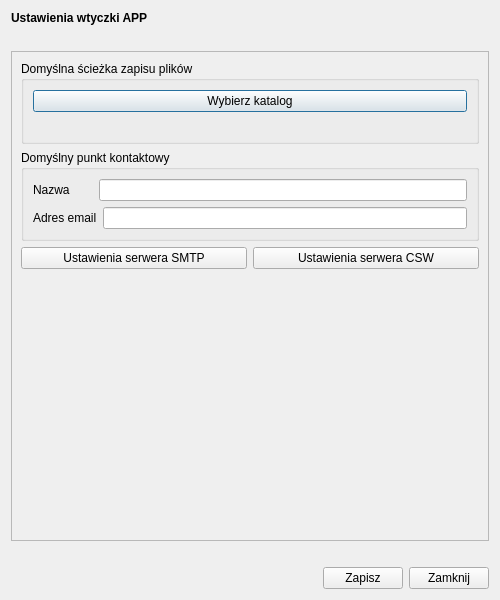
This is modules/settings/views/ui/ustawienia_dialog_base.ui in envirosolutionspl/wtyczka_qgis_app as Qt 5 draws it before an edit. The edited form follows.
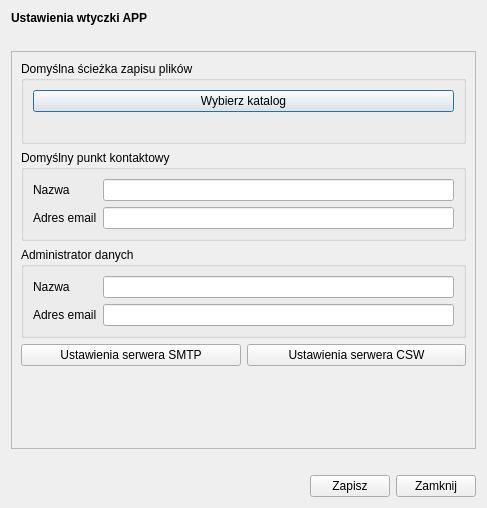
This is the edited form. Custom widgets are drawn as their Qt base class.

The edit to the form file:
```diff
--- a/modules/settings/views/ui/ustawienia_dialog_base.ui
+++ b/modules/settings/views/ui/ustawienia_dialog_base.ui
@@ -9,8 +9,8 @@
    <rect>
     <x>0</x>
     <y>0</y>
-    <width>500</width>
-    <height>600</height>
+    <width>487</width>
+    <height>508</height>
    </rect>
   </property>
   <property name="windowTitle">
@@ -54,13 +54,13 @@
            <rect>
             <x>0</x>
             <y>0</y>
-            <width>476</width>
-            <height>474</height>
+            <width>463</width>
+            <height>382</height>
            </rect>
           </property>
           <layout class="QVBoxLayout" name="verticalLayout_2">
            <item>
-            <widget class="QGroupBox" name="verticalGroupBox">
+            <widget class="QgsCollapsibleGroupBox" name="verticalGroupBox">
              <property name="title">
               <string>Domyślna ścieżka zapisu plików</string>
              </property>
@@ -89,24 +89,36 @@
             </widget>
            </item>
            <item>
-            <layout class="QHBoxLayout" name="horizontalLayout_5">
-             <item>
-              <widget class="QGroupBox" name="verticalGroupBox">
+            <widget class="QgsCollapsibleGroupBox" name="verticalGroupBox">
                <property name="title">
                 <string>Domyślny punkt kontaktowy</string>
                </property>
                <layout class="QVBoxLayout" name="verticalLayout_3">
                 <item>
-                 <layout class="QHBoxLayout" name="horizontalLayout_7">
-                  <item>
-                   <widget class="QLabel" name="name_lbl">
+               <layout class="QGridLayout" name="gridLayout_2">
+                <item row="1" column="1">
+                 <widget class="QgsFilterLineEdit" name="contactMail_lineEdit">
+                  <property name="qgisRelation" stdset="0">
+                   <string notr="true"/>
+                  </property>
+                 </widget>
+                </item>
+                <item row="1" column="0">
+                 <widget class="QLabel" name="contactMail_lbl">
                     <property name="text">
+                   <string>Adres email</string>
+                  </property>
+                 </widget>
+                </item>
+                <item row="0" column="0">
+                 <widget class="QLabel" name="contactName_lbl">
+                  <property name="text">
                      <string>Nazwa       </string>
                     </property>
                    </widget>
                   </item>
-                  <item>
-                   <widget class="QgsFilterLineEdit" name="name_lineEdit">
+                <item row="0" column="1">
+                 <widget class="QgsFilterLineEdit" name="contactName_lineEdit">
                     <property name="qgisRelation" stdset="0">
                      <string notr="true"/>
                     </property>
@@ -114,17 +126,40 @@
                   </item>
                  </layout>
                 </item>
+             </layout>
+            </widget>
+           </item>
                 <item>
-                 <layout class="QHBoxLayout" name="horizontalLayout_6">
+            <widget class="QgsCollapsibleGroupBox" name="verticalGroupBox">
+             <property name="title">
+              <string>Administrator danych</string>
+             </property>
+             <layout class="QVBoxLayout" name="verticalLayout_3">
                   <item>
-                   <widget class="QLabel" name="mail_lbl">
+               <layout class="QGridLayout" name="gridLayout_2">
+                <item row="1" column="1">
+                 <widget class="QgsFilterLineEdit" name="adminMail_lineEdit">
+                  <property name="qgisRelation" stdset="0">
+                   <string notr="true"/>
+                  </property>
+                 </widget>
+                </item>
+                <item row="1" column="0">
+                 <widget class="QLabel" name="adminMail_lbl">
                     <property name="text">
                      <string>Adres email</string>
                     </property>
                    </widget>
                   </item>
-                  <item>
-                   <widget class="QgsFilterLineEdit" name="mail_lineEdit">
+                <item row="0" column="0">
+                 <widget class="QLabel" name="adminName_lbl">
+                  <property name="text">
+                   <string>Nazwa       </string>
+                  </property>
+                 </widget>
+                </item>
+                <item row="0" column="1">
+                 <widget class="QgsFilterLineEdit" name="adminName_lineEdit">
                     <property name="qgisRelation" stdset="0">
                      <string notr="true"/>
                     </property>
@@ -134,8 +169,6 @@
                 </item>
                </layout>
               </widget>
-             </item>
-            </layout>
            </item>
            <item>
             <layout class="QHBoxLayout" name="horizontalLayout_3">
@@ -156,7 +189,7 @@
             </layout>
            </item>
            <item>
-            <spacer name="verticalSpacer_2">
+            <spacer name="verticalSpacer">
              <property name="orientation">
               <enum>Qt::Vertical</enum>
              </property>
@@ -220,6 +253,12 @@
   </layout>
  </widget>
  <customwidgets>
+  <customwidget>
+   <class>QgsCollapsibleGroupBox</class>
+   <extends>QGroupBox</extends>
+   <header>qgscollapsiblegroupbox.h</header>
+   <container>1</container>
+  </customwidget>
   <customwidget>
    <class>QgsFilterLineEdit</class>
    <extends>QLineEdit</extends>
```
Lines whose indentation alone changed are shown as unchanged.
